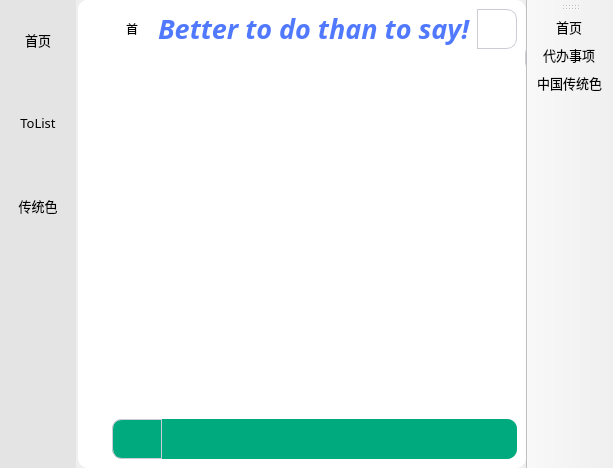
Qt form foryouos.ui (foryouos/ForyouTools) before a commit.
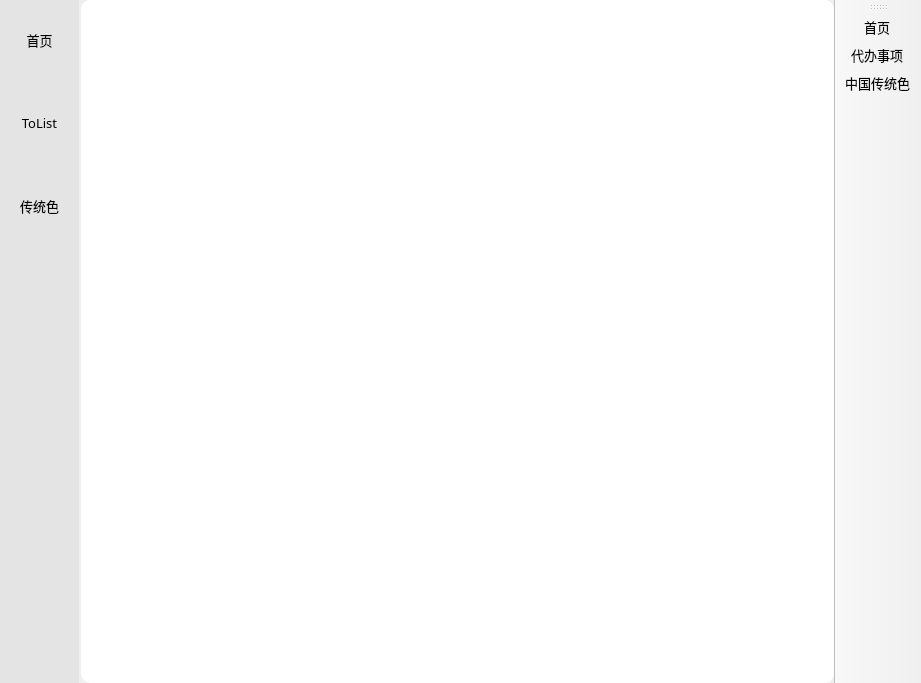
The same form after that commit. The open tabs and pages were chosen to show the change. Icons and pictures are not drawn.

```diff
--- a/foryouos.ui
+++ b/foryouos.ui
@@ -6,8 +6,8 @@
    <rect>
     <x>0</x>
     <y>0</y>
-    <width>562</width>
-    <height>468</height>
+    <width>921</width>
+    <height>683</height>
    </rect>
   </property>
   <property name="font">
@@ -256,7 +256,13 @@
            </widget>
           </item>
           <item row="3" column="0">
-           <widget class="QLabel" name="label_4">
+           <widget class="QLabel" name="Side_label">
+            <property name="sizePolicy">
+             <sizepolicy hsizetype="Preferred" vsizetype="Expanding">
+              <horstretch>0</horstretch>
+              <verstretch>0</verstretch>
+             </sizepolicy>
+            </property>
             <property name="text">
              <string/>
             </property>
@@ -325,26 +331,16 @@
              <property name="bottomMargin">
               <number>3</number>
              </property>
-             <item row="0" column="0">
-              <spacer name="Vertial_Hide_Btn">
-               <property name="orientation">
-                <enum>Qt::Orientation::Vertical</enum>
-               </property>
-               <property name="sizeType">
-                <enum>QSizePolicy::Policy::Preferred</enum>
-               </property>
-               <property name="sizeHint" stdset="0">
-                <size>
-                 <width>20</width>
-                 <height>700</height>
-                </size>
-               </property>
-              </spacer>
-             </item>
              <item row="0" column="1">
               <layout class="QVBoxLayout" name="verticalLayout_3">
                <item>
-                <widget class="QLabel" name="label_2">
+                <widget class="QLabel" name="HideSideLable">
+                 <property name="sizePolicy">
+                  <sizepolicy hsizetype="Preferred" vsizetype="Expanding">
+                   <horstretch>0</horstretch>
+                   <verstretch>0</verstretch>
+                  </sizepolicy>
+                 </property>
                  <property name="text">
                   <string/>
                  </property>
@@ -505,229 +501,7 @@
                <number>0</number>
               </property>
               <item>
-               <widget class="QWidget" name="ToDoWidget" native="true">
-                <property name="styleSheet">
-                 <string notr="true">color: rgb(0, 0, 0);
-background-color: rgb(255, 255, 255);
- border-top-left-radius:0px;
- border-top-right-radius:10px;
- border-bottom-left-radius:0px;
- border-bottom-right-radius:10px;
-border: 1px solid #ccccd6;</string>
-                </property>
-                <layout class="QGridLayout" name="gridLayout_3">
-                 <property name="leftMargin">
-                  <number>0</number>
-                 </property>
-                 <property name="topMargin">
-                  <number>0</number>
-                 </property>
-                 <property name="rightMargin">
-                  <number>0</number>
-                 </property>
-                 <property name="bottomMargin">
-                  <number>0</number>
-                 </property>
-                 <property name="spacing">
-                  <number>0</number>
-                 </property>
-                 <item row="0" column="0" colspan="3">
-                  <widget class="QWidget" name="tolisttitleWidget" native="true">
-                   <property name="styleSheet">
-                    <string notr="true">border: 0px solid #ccccd6;</string>
-                   </property>
-                   <layout class="QHBoxLayout" name="horizontalLayout_2">
-                    <item>
-                     <widget class="QPushButton" name="pushButton_3">
-                      <property name="minimumSize">
-                       <size>
-                        <width>40</width>
-                        <height>40</height>
-                       </size>
-                      </property>
-                      <property name="maximumSize">
-                       <size>
-                        <width>40</width>
-                        <height>40</height>
-                       </size>
-                      </property>
-                      <property name="styleSheet">
-                       <string notr="true">image: url(:/photo/Tools.png);</string>
-                      </property>
-                      <property name="text">
-                       <string>首</string>
-                      </property>
-                     </widget>
-                    </item>
-                    <item>
-                     <widget class="QLabel" name="label_3">
-                      <property name="sizePolicy">
-                       <sizepolicy hsizetype="Fixed" vsizetype="Fixed">
-                        <horstretch>0</horstretch>
-                        <verstretch>0</verstretch>
-                       </sizepolicy>
-                      </property>
-                      <property name="font">
-                       <font>
-                        <family>Harrington</family>
-                        <pointsize>20</pointsize>
-                        <italic>true</italic>
-                        <bold>true</bold>
-                       </font>
-                      </property>
-                      <property name="styleSheet">
-                       <string notr="true">color:rgb(80, 121, 255);
-border: 0px solid #ccccd6;
-</string>
-                      </property>
-                      <property name="text">
-                       <string>Better to do than to say!</string>
-                      </property>
-                     </widget>
-                    </item>
-                    <item>
-                     <widget class="QPushButton" name="pushButton_2">
-                      <property name="minimumSize">
-                       <size>
-                        <width>40</width>
-                        <height>40</height>
-                       </size>
-                      </property>
-                      <property name="maximumSize">
-                       <size>
-                        <width>40</width>
-                        <height>40</height>
-                       </size>
-                      </property>
-                      <property name="styleSheet">
-                       <string notr="true">border:1px solid #ccccd6;
-image: url(:/photo/permission.png);</string>
-                      </property>
-                      <property name="text">
-                       <string/>
-                      </property>
-                     </widget>
-                    </item>
-                   </layout>
-                  </widget>
-                 </item>
-                 <item row="1" column="0">
-                  <widget class="QFrame" name="frame_2">
-                   <property name="styleSheet">
-                    <string notr="true">border: 0px solid #ccccd6;</string>
-                   </property>
-                   <property name="frameShape">
-                    <enum>QFrame::Shape::StyledPanel</enum>
-                   </property>
-                   <property name="frameShadow">
-                    <enum>QFrame::Shadow::Raised</enum>
-                   </property>
-                   <layout class="QVBoxLayout" name="verticalLayout_2">
-                    <property name="spacing">
-                     <number>6</number>
-                    </property>
-                    <item>
-                     <widget class="QListView" name="ToDoList">
-                      <property name="styleSheet">
-                       <string notr="true">border: 0px solid #ccccd6;</string>
-                      </property>
-                     </widget>
-                    </item>
-                    <item>
-                     <widget class="QWidget" name="widget_2" native="true">
-                      <property name="minimumSize">
-                       <size>
-                        <width>0</width>
-                        <height>40</height>
-                       </size>
-                      </property>
-                      <property name="styleSheet">
-                       <string notr="true">border: 1px solid #ccccd6;
-background-color: rgb(0, 170, 127);
- border-top-left-radius:10px;
- border-top-right-radius:10px;
- border-bottom-left-radius:10px;
- border-bottom-right-radius:10px;</string>
-                      </property>
-                      <layout class="QHBoxLayout" name="horizontalLayout_4">
-                       <property name="spacing">
-                        <number>0</number>
-                       </property>
-                       <property name="leftMargin">
-                        <number>0</number>
-                       </property>
-                       <property name="topMargin">
-                        <number>0</number>
-                       </property>
-                       <property name="rightMargin">
-                        <number>0</number>
-                       </property>
-                       <property name="bottomMargin">
-                        <number>0</number>
-                       </property>
-                       <item>
-                        <widget class="QPushButton" name="pushButton">
-                         <property name="sizePolicy">
-                          <sizepolicy hsizetype="Expanding" vsizetype="Fixed">
-                           <horstretch>0</horstretch>
-                           <verstretch>0</verstretch>
-                          </sizepolicy>
-                         </property>
-                         <property name="minimumSize">
-                          <size>
-                           <width>0</width>
-                           <height>0</height>
-                          </size>
-                         </property>
-                         <property name="maximumSize">
-                          <size>
-                           <width>50</width>
-                           <height>50</height>
-                          </size>
-                         </property>
-                         <property name="styleSheet">
-                          <string notr="true">border-top-right-radius:0px;
-border-bottom-right-radius:0px;
-border-top-left-radius:10px;
-border-bottom-left-radius:10px</string>
-                         </property>
-                         <property name="text">
-                          <string/>
-                         </property>
-                         <property name="icon">
-                          <iconset theme="QIcon::ThemeIcon::DocumentOpenRecent"/>
-                         </property>
-                        </widget>
-                       </item>
-                       <item>
-                        <widget class="QLineEdit" name="lineEdit">
-                         <property name="sizePolicy">
-                          <sizepolicy hsizetype="Expanding" vsizetype="Preferred">
-                           <horstretch>0</horstretch>
-                           <verstretch>0</verstretch>
-                          </sizepolicy>
-                         </property>
-                         <property name="minimumSize">
-                          <size>
-                           <width>0</width>
-                           <height>30</height>
-                          </size>
-                         </property>
-                         <property name="styleSheet">
-                          <string notr="true">border: 0px solid #ccccd6;
-border-top-left-radius:0px;
-border-bottom-left-radius:0px;</string>
-                         </property>
-                        </widget>
-                       </item>
-                      </layout>
-                     </widget>
-                    </item>
-                   </layout>
-                  </widget>
-                 </item>
-                </layout>
-               </widget>
+               <layout class="QVBoxLayout" name="TODOPage_Layout"/>
               </item>
              </layout>
             </widget>
```
Left out of the diff: 61 changed lines with no effect on the pictures.
